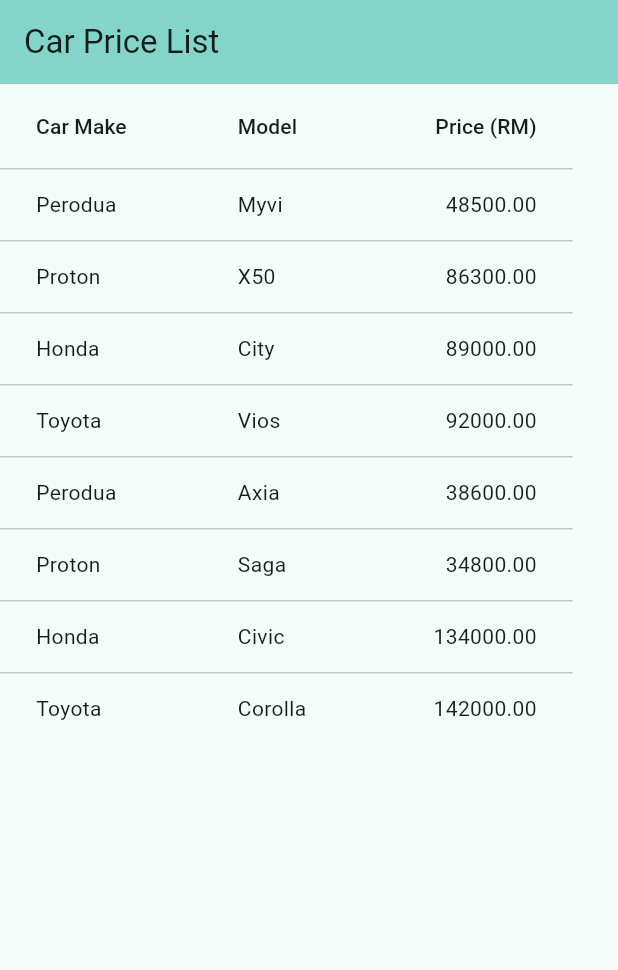
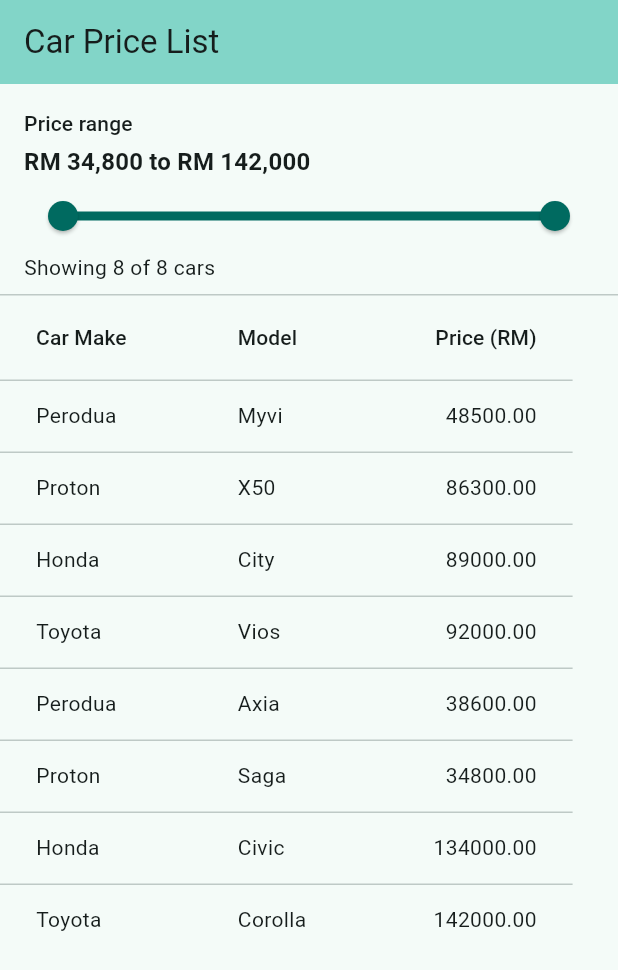
Before and after one commit to shafifish/TMA3084_G02_105281_Lab05_Lesson07, a Flutter app: the screen it shows after launch, on a phone screen of 412 x 824 dp. Shown: the top 970 px of the screen. Run offline on Flutter 3.47's test engine with Material 3 defaults, Android fonts, the phone set to English and light mode, and no system bars.

Commit message:
Add price range filter (Vibe Coding Task 5) and fix review findings

```diff
--- a/lab_b/lib/main.dart
+++ b/lab_b/lib/main.dart
@@ -53,12 +53,60 @@ class _CarTableScreenState extends State<CarTableScreen> {
     const Car('Toyota', 'Corolla', 142000),
   ];
 
+  // FIX 1: RM 1,000 steps instead of RM 100. 107 divisions, not 1,072.
+  static const double _priceStep = 1000;
+
+  late double _minPrice;
+  late double _maxPrice;
+  late RangeValues _priceRange;
+
+  // FIX 2: stored instead of a getter, so it is rebuilt only when the
+  // sort or the range actually changes, not on every single build.
+  late List<Car> _filteredCars;
+
+  @override
+  void initState() {
+    super.initState();
+    // FIX 3: reduce() throws on an empty list, so guard it first
+    _minPrice = _cars.isEmpty
+        ? 0
+        : _cars.map((Car car) => car.price).reduce((a, b) => a < b ? a : b);
+    _maxPrice = _cars.isEmpty
+        ? 0
+        : _cars.map((Car car) => car.price).reduce((a, b) => a > b ? a : b);
+    _priceRange = RangeValues(_minPrice, _maxPrice);
+    _filteredCars = _filterCars();
+  }
+
+  List<Car> _filterCars() {
+    return _cars
+        .where((Car car) =>
+            car.price >= _priceRange.start && car.price <= _priceRange.end)
+        .toList();
+  }
+
+  // Turns 34800.0 into "RM 34,800" without needing the intl package
+  String _formatRM(double value) {
+    final String digits = value.round().toString();
+    final StringBuffer buffer = StringBuffer();
+    for (int i = 0; i < digits.length; i++) {
+      if (i > 0 && (digits.length - i) % 3 == 0) {
+        buffer.write(',');
+      }
+      buffer.write(digits[i]);
+    }
+    return 'RM $buffer';
+  }
+
   // Sorts the list by whichever field the tapped column gives back
   void _sort<T>(
     Comparable<T> Function(Car car) getField,
     int columnIndex,
     bool ascending,
   ) {
+    // FIX 4: the sort used to run outside setState. State changes belong
+    // inside it, otherwise the frame can be built from a half-sorted list.
+    setState(() {
       _cars.sort((Car a, Car b) {
         final Comparable<T> aValue = getField(a);
         final Comparable<T> bValue = getField(b);
@@ -66,11 +114,83 @@ class _CarTableScreenState extends State<CarTableScreen> {
             ? Comparable.compare(aValue, bValue)
             : Comparable.compare(bValue, aValue);
       });
-
-    setState(() {
       _sortColumnIndex = columnIndex;
       _sortAscending = ascending;
+      _filteredCars = _filterCars();
     });
+  }
+
+  // Range text, slider and car count shown above the table
+  Widget _buildPriceFilter(BuildContext context) {
+    final TextTheme textTheme = Theme.of(context).textTheme;
+    final int divisions = ((_maxPrice - _minPrice) / _priceStep).round();
+
+    return Padding(
+      padding: const EdgeInsets.fromLTRB(16, 16, 16, 8),
+      child: Column(
+        crossAxisAlignment: CrossAxisAlignment.start,
+        children: <Widget>[
+          Text('Price range', style: textTheme.titleSmall),
+          const SizedBox(height: 4),
+          Text(
+            '${_formatRM(_priceRange.start)} to ${_formatRM(_priceRange.end)}',
+            style: textTheme.titleMedium?.copyWith(fontWeight: FontWeight.bold),
+          ),
+          // FIX 5: RangeSlider asserts when min equals max, which happens
+          // if every car costs the same. Hide it instead of crashing.
+          if (_maxPrice > _minPrice)
+            RangeSlider(
+              min: _minPrice,
+              max: _maxPrice,
+              divisions: divisions > 0 ? divisions : null,
+              values: _priceRange,
+              labels: RangeLabels(
+                _formatRM(_priceRange.start),
+                _formatRM(_priceRange.end),
+              ),
+              onChanged: (RangeValues values) {
+                setState(() {
+                  _priceRange = values;
+                  _filteredCars = _filterCars();
+                });
+              },
+            ),
+          Text(
+            'Showing ${_filteredCars.length} of ${_cars.length} cars',
+            style: textTheme.bodyMedium,
+          ),
+        ],
+      ),
+    );
+  }
+
+  // Shown in place of the table when no car fits the range
+  Widget _buildEmptyMessage(BuildContext context) {
+    final TextTheme textTheme = Theme.of(context).textTheme;
+
+    return Center(
+      child: Padding(
+        padding: const EdgeInsets.all(24),
+        child: Column(
+          mainAxisSize: MainAxisSize.min,
+          children: <Widget>[
+            Icon(
+              Icons.search_off,
+              size: 48,
+              color: Theme.of(context).colorScheme.outline,
+            ),
+            const SizedBox(height: 12),
+            Text('No cars in this price range', style: textTheme.titleMedium),
+            const SizedBox(height: 4),
+            Text(
+              'Try widening the slider to see more cars.',
+              style: textTheme.bodyMedium,
+              textAlign: TextAlign.center,
+            ),
+          ],
+        ),
+      ),
+    );
   }
 
   @override
@@ -80,7 +200,15 @@ class _CarTableScreenState extends State<CarTableScreen> {
         title: const Text('Car Price List'),
         backgroundColor: Theme.of(context).colorScheme.inversePrimary,
       ),
-      body: SingleChildScrollView(
+      body: Column(
+        crossAxisAlignment: CrossAxisAlignment.stretch,
+        children: <Widget>[
+          _buildPriceFilter(context),
+          const Divider(height: 1),
+          Expanded(
+            child: _filteredCars.isEmpty
+                ? _buildEmptyMessage(context)
+                : SingleChildScrollView(
                     scrollDirection: Axis.vertical,
                     child: SingleChildScrollView(
                       scrollDirection: Axis.horizontal,
@@ -91,21 +219,24 @@ class _CarTableScreenState extends State<CarTableScreen> {
                           DataColumn(
                             label: const Text('Car Make'),
                             onSort: (int columnIndex, bool ascending) =>
-                    _sort<String>((Car car) => car.make, columnIndex, ascending),
+                                _sort<String>((Car car) => car.make,
+                                    columnIndex, ascending),
                           ),
                           DataColumn(
                             label: const Text('Model'),
                             onSort: (int columnIndex, bool ascending) =>
-                    _sort<String>((Car car) => car.model, columnIndex, ascending),
+                                _sort<String>((Car car) => car.model,
+                                    columnIndex, ascending),
                           ),
                           DataColumn(
                             label: const Text('Price (RM)'),
                             numeric: true,
                             onSort: (int columnIndex, bool ascending) =>
-                    _sort<num>((Car car) => car.price, columnIndex, ascending),
+                                _sort<num>((Car car) => car.price,
+                                    columnIndex, ascending),
                           ),
                         ],
-            rows: _cars.map((Car car) {
+                        rows: _filteredCars.map((Car car) {
                           return DataRow(
                             cells: <DataCell>[
                               DataCell(Text(car.make)),
@@ -117,6 +248,9 @@ class _CarTableScreenState extends State<CarTableScreen> {
                       ),
                     ),
                   ),
+          ),
+        ],
+      ),
     );
   }
 }
```
Lines whose indentation alone changed are shown as unchanged.
